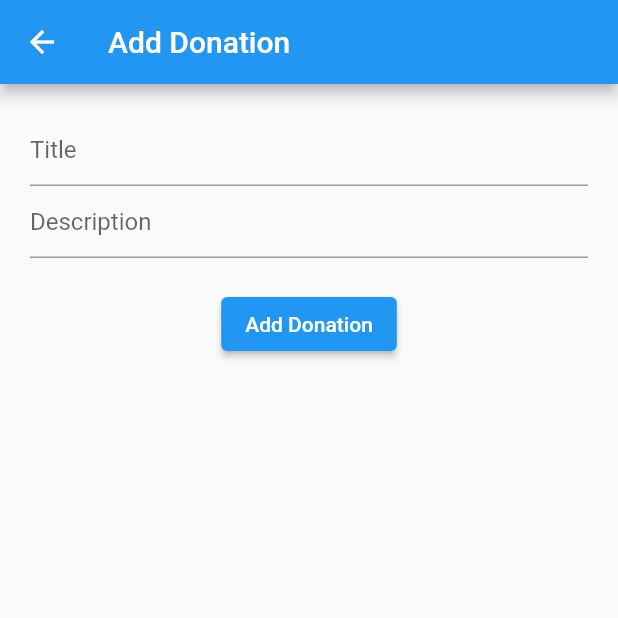
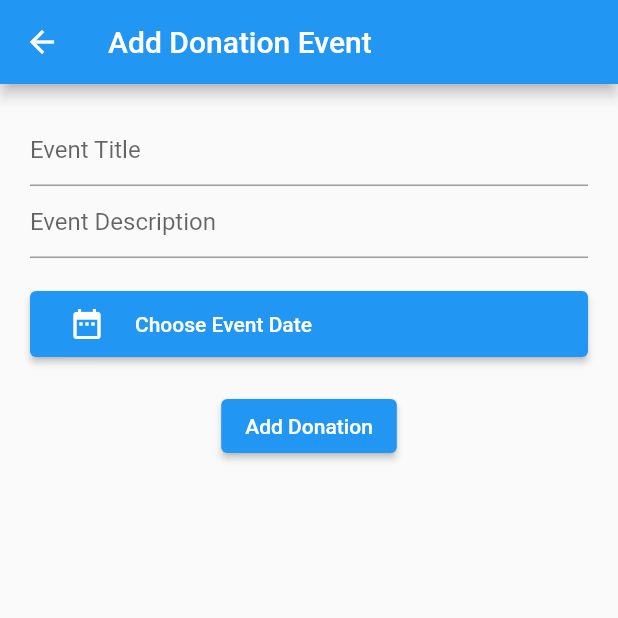
Before and after one commit to DRP-Basket/Basket, a Flutter app: the AddDonation screen opened directly, on a phone screen of 412 x 824 dp, the top half of it. Run offline on Flutter 3.47's test engine with Material 2 defaults, Android fonts, the phone set to English and light mode, and no system bars; our stand-ins replace cloud_firestore, firebase_auth, firebase_core, firebase_storage, flutter_datetime_picker, get_it and 3 more; accounts and stored records are empty.

Commit message:
[wyt119] Implemented date picker

```diff
--- a/frontend/lib/views/charity/add_donation.dart
+++ b/frontend/lib/views/charity/add_donation.dart
@@ -1,5 +1,6 @@
 import 'package:cloud_firestore/cloud_firestore.dart';
 import 'package:flutter/material.dart';
+import 'package:flutter_datetime_picker/flutter_datetime_picker.dart';
 
 class AddDonation extends StatefulWidget {
   const AddDonation({Key? key}) : super(key: key);
@@ -16,7 +17,7 @@ class _AddDonationState extends State<AddDonation> {
   Widget build(BuildContext context) {
     return Scaffold(
       appBar: AppBar(
-        title: Text("Add Donation"),
+        title: Text("Add Donation Event"),
       ),
       body: Container(
         padding: EdgeInsets.all(20),
@@ -26,16 +27,20 @@ class _AddDonationState extends State<AddDonation> {
             TextField(
               controller: _titleController,
               decoration: InputDecoration(
-                hintText: 'Title',
+                hintText: 'Event Title',
               ),
             ),
             // Description
             TextField(
               controller: _descController,
               decoration: InputDecoration(
-                hintText: 'Description',
+                hintText: 'Event Description',
               ),
             ),
+            SizedBox(
+              height: 20,
+            ),
+            DateTimePicker(),
             SizedBox(
               height: 20,
             ),
@@ -56,16 +61,60 @@ class _AddDonationState extends State<AddDonation> {
   final _fireStore = FirebaseFirestore.instance;
 
   Future<void> _addToFireBase() async {
-    CollectionReference donations = await _fireStore.collection("charities").doc("ex-charity").collection("donations");
-    return donations.add({
-      'title': _titleController.text,
-      'desc': _descController.text,
-    })
-    .then((value) => print('Donation Added'))
-    .catchError((err) => print("Failed to add donation: $err"));
+    CollectionReference donations = await _fireStore
+        .collection("charities")
+        .doc("ex-charity")
+        .collection("donations");
+    return donations
+        .add({
+          'title': _titleController.text,
+          'desc': _descController.text,
+        })
+        .then((value) => print('Donation Added'))
+        .catchError((err) => print("Failed to add donation: $err"));
   }
 
   void _notifyReceivers() {}
+}
 
+class DateTimePicker extends StatefulWidget {
+  const DateTimePicker({Key? key}) : super(key: key);
 
+  @override
+  _DateTimePickerState createState() => _DateTimePickerState();
 }
+
+class _DateTimePickerState extends State<DateTimePicker> {
+  String _date = "Choose Event Date";
+  String _time = "Choose Event Time";
+
+  @override
+  Widget build(BuildContext context) {
+    return Container(
+      child: Column(
+        children: [
+          ElevatedButton(
+              child: Container(
+                padding: EdgeInsets.all(10),
+                child: Row(
+                  children: [
+                    Icon(Icons.date_range),
+                    SizedBox(width: 20),
+                    Text('$_date'),
+                  ],
+                ),
+              ),
+              onPressed: () {
+                DatePicker.showDatePicker(
+                  context,
+                  onConfirm: (date) {
+                    _date = '${date.year} - ${date.month} - ${date.day}';
+                    setState(() {});
+                  },
+                );
+              }),
+        ],
+      ),
+    );
+  }
+}
--- a/frontend/pubspec.yaml
+++ b/frontend/pubspec.yaml
@@ -36,6 +36,7 @@ dependencies:
   get_it: ^7.1.3
   rflutter_alert: ^2.0.2
   image_picker: ^0.8.0+3
+  flutter_datetime_picker: ^1.5.1
 
 dev_dependencies:
   flutter_test:
```
Also changed, not shown: frontend/pubspec.lock.
